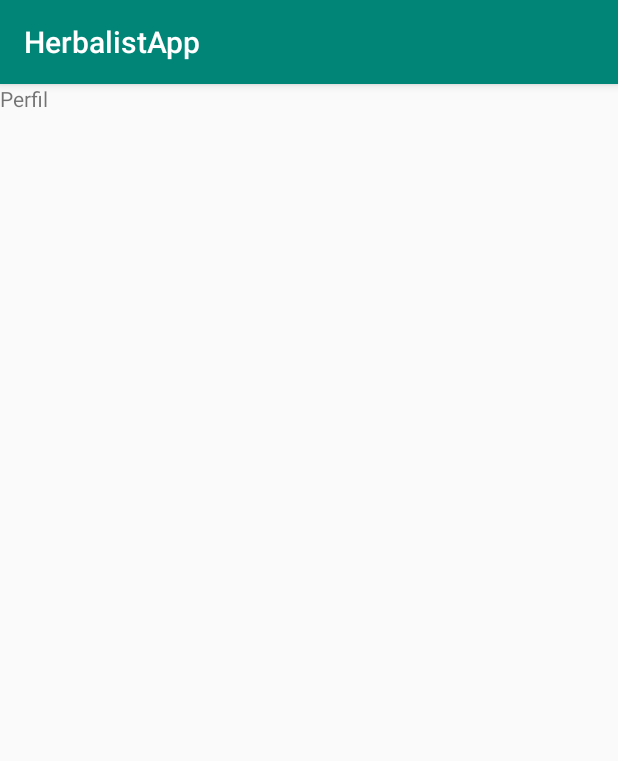
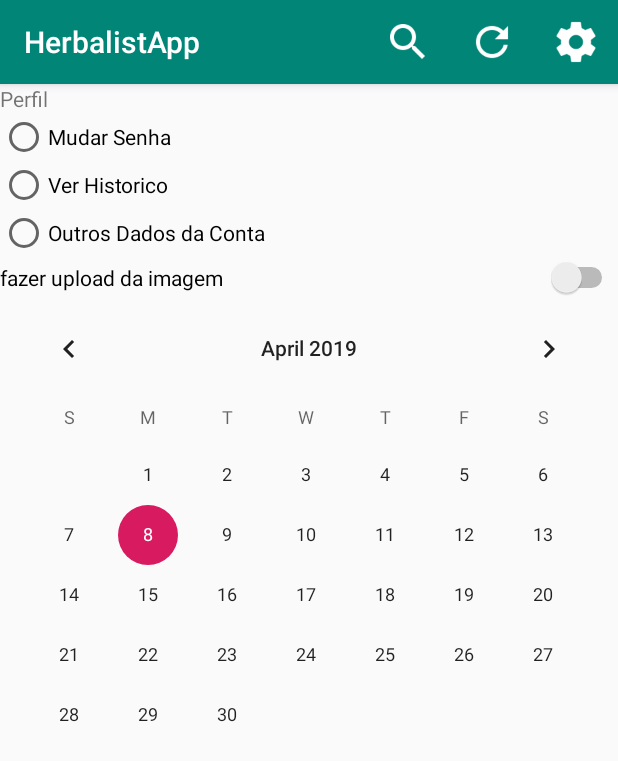
Before and after one commit to victortolesano/LMSapp, an Android app: the screen it shows after launch (TelaPerfilActivity), after a tap on "LOGIN", on a phone screen of 412 x 824 dp. Shown: the top 761 px of the screen. Run offline under Robolectric (Android 15) with nearby library versions, the phone set to English and light mode, and no system bars.

Commit message:
Layout Perfil criado

```diff
--- a/HerbalistApp/app/build.gradle
+++ b/HerbalistApp/app/build.gradle
@@ -30,4 +30,5 @@ dependencies {
     testImplementation 'junit:junit:4.12'
     androidTestImplementation 'com.android.support.test:runner:1.0.2'
     androidTestImplementation 'com.android.support.test.espresso:espresso-core:3.0.2'
+    implementation 'com.android.support:recyclerview-v7:28.0.0'
 }
--- a/HerbalistApp/app/src/main/java/com/br/herbalistapp/MainActivity.kt
+++ b/HerbalistApp/app/src/main/java/com/br/herbalistapp/MainActivity.kt
@@ -32,13 +32,8 @@ class MainActivity : DebugActivity() {
 
     fun onClickBotaoLogin(){
         val intent = Intent(this,TelaPerfilActivity::class.java)
-//        val param = Bundle()
-        intent.putExtra("name","caio")
-//        param.putString("nome","victor")
-//        param.putString()
+        intent.putExtra("name","victor")
         startActivity(intent)
-//        intent.putExtras(param)
-
     }
 
     fun onClickBotaoCadastrar(){
--- a/HerbalistApp/app/src/main/java/com/br/herbalistapp/TelaPerfilActivity.kt
+++ b/HerbalistApp/app/src/main/java/com/br/herbalistapp/TelaPerfilActivity.kt
@@ -2,6 +2,9 @@ package com.br.herbalistapp
 
 import android.support.v7.app.AppCompatActivity
 import android.os.Bundle
+import android.os.PersistableBundle
+import android.view.Menu
+import android.view.MenuItem
 import android.widget.Toast
 
 class TelaPerfilActivity : DebugActivity() {
@@ -14,4 +17,26 @@ class TelaPerfilActivity : DebugActivity() {
 
         Toast.makeText(this,"${nome}", Toast.LENGTH_SHORT).show()
     }
+
+    override fun onCreateOptionsMenu(menu: Menu?): Boolean {
+        menuInflater.inflate(R.menu.menu_main,menu)
+        return super.onCreateOptionsMenu(menu)
+    }
+
+    override fun onOptionsItemSelected(item: MenuItem?): Boolean {
+        var id = item?.itemId
+        if (id == R.id.action_buscar){
+            Toast.makeText(this,"buscar",Toast.LENGTH_SHORT).show()
+        }
+
+        if (id == R.id.action_atualizar){
+            Toast.makeText(this,"atualizar",Toast.LENGTH_SHORT).show()
+        }
+
+        if (id == R.id.action_config){
+            Toast.makeText(this,"configuração", Toast.LENGTH_SHORT).show()
+        }
+
+        return super.onOptionsItemSelected(item)
+    }
 }
--- a/HerbalistApp/app/src/main/res/layout/login.xml
+++ b/HerbalistApp/app/src/main/res/layout/login.xml
@@ -17,7 +17,6 @@
             android:layout_height="wrap_content"
             android:inputType="textPersonName"
             android:hint="Entre com o usuário"
-
             android:ems="10"
             android:id="@+id/campo_usuario"/>
     <TextView
--- a/HerbalistApp/app/src/main/res/layout/perfil.xml
+++ b/HerbalistApp/app/src/main/res/layout/perfil.xml
@@ -8,4 +8,25 @@
             android:text="@string/mensagem_perfil"
             android:layout_width="match_parent"
             android:layout_height="wrap_content" android:id="@+id/textView10"/>
+    <RadioButton
+            android:text="Mudar Senha"
+            android:layout_width="match_parent"
+            android:layout_height="wrap_content" android:id="@+id/radioButton"/>
+    <RadioButton
+            android:text="Ver Historico"
+            android:layout_width="match_parent"
+            android:layout_height="wrap_content" android:id="@+id/radioButton2"/>
+    <RadioButton
+            android:text="Outros Dados da Conta"
+            android:layout_width="match_parent"
+            android:layout_height="wrap_content" android:id="@+id/radioButton3"/>
+    <Switch
+            android:text="fazer upload da imagem"
+            android:layout_width="match_parent"
+            android:layout_height="wrap_content" android:id="@+id/switch2"/>
+    <CalendarView
+            android:layout_width="match_parent"
+            android:layout_height="wrap_content" android:id="@+id/calendarView2"/>
+
+
 </LinearLayout>
--- a/HerbalistApp/app/src/main/res/menu/menu_main.xml
+++ b/HerbalistApp/app/src/main/res/menu/menu_main.xml
@@ -1,4 +1,21 @@
 <?xml version="1.0" encoding="utf-8"?>
-<menu xmlns:android="http://schemas.android.com/apk/res/android">
+<menu xmlns:android="http://schemas.android.com/apk/res/android" xmlns:app="http://schemas.android.com/apk/res-auto">
+    <item
+            android:id="@+id/action_buscar"
+            android:icon="@drawable/ic_buscar_white"
+            android:title="@string/action_buscar"
+            app:showAsAction="always"/>
+    <item
+            android:id="@+id/action_atualizar"
+            android:icon="@drawable/ic_atualizar_white"
+            android:title="@string/action_atualziar"
+            app:showAsAction="ifRoom"
+    />
+    <item
+            android:id="@+id/action_config"
+            android:icon="@drawable/ic_configuracoes_white"
+            android:title="@string/action_config"
+            app:showAsAction="ifRoom"
+    />
 
 </menu>
--- a/HerbalistApp/app/src/main/res/values/strings.xml
+++ b/HerbalistApp/app/src/main/res/values/strings.xml
@@ -3,5 +3,8 @@
     <string name="mensagem_inicial">Seja Bem Vindo</string>
     <string name="mensagem_perfil">Perfil</string>
     <string name="mensagem_cadastro">Cadastre Sua Conta</string>
+    <string name="action_buscar">Buscar</string>
+    <string name="action_atualziar">Atualizar</string>
+    <string name="action_config">Configurações</string>
 
 </resources>
```
Also changed, not shown: HerbalistApp/app/src/main/res/drawable/ic_adicionar_black.png (added), HerbalistApp/app/src/main/res/drawable/ic_adicionar_white.png (added), HerbalistApp/app/src/main/res/drawable/ic_atualizar_black.png (added), HerbalistApp/app/src/main/res/drawable/ic_atualizar_white.png (added), HerbalistApp/app/src/main/res/drawable/ic_buscar_black.png (added), HerbalistApp/app/src/main/res/drawable/ic_buscar_white.png (added), HerbalistApp/app/src/main/res/drawable/ic_chat_black.png (added), HerbalistApp/app/src/main/res/drawable/ic_configuracoes_black.png (added), HerbalistApp/app/src/main/res/drawable/ic_configuracoes_white.png (added), HerbalistApp/app/src/main/res/drawable/ic_disciplina_black.png (added), HerbalistApp/app/src/main/res/drawable/ic_forum_black.png (added).
